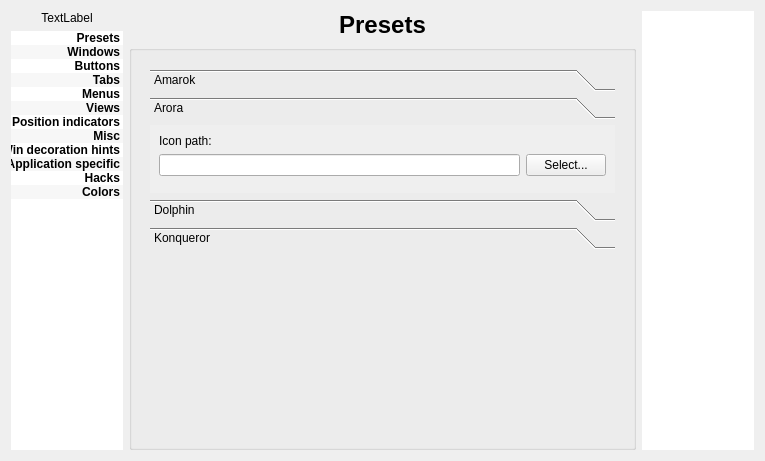
First picture: the form in config/config.ui, repository deiv/bespin-pkg, before the edit.
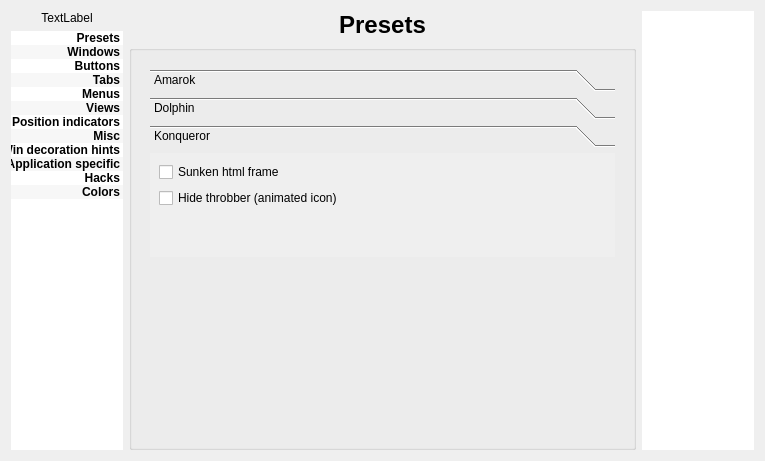
Second picture: the form after the edit. The open tabs and pages were chosen to show the change.

```diff
--- a/config/config.ui
+++ b/config/config.ui
@@ -231,6 +231,9 @@
      <layout class="QGridLayout" name="gridLayout_25">
       <item row="0" column="0" rowspan="2">
        <widget class="QStackedWidget" name="sections">
+        <property name="enabled">
+         <bool>true</bool>
+        </property>
         <property name="sizePolicy">
          <sizepolicy hsizetype="MinimumExpanding" vsizetype="Expanding">
           <horstretch>2</horstretch>
@@ -2958,60 +2961,6 @@
               </item>
              </layout>
             </widget>
-            <widget class="QWidget" name="page_4">
-             <property name="geometry">
-              <rect>
-               <x>0</x>
-               <y>0</y>
-               <width>125</width>
-               <height>77</height>
-              </rect>
-             </property>
-             <attribute name="label">
-              <string>Arora</string>
-             </attribute>
-             <layout class="QGridLayout" name="gridLayout_24">
-              <item row="1" column="1">
-               <widget class="QLineEdit" name="aroraPath"/>
-              </item>
-              <item row="1" column="2">
-               <widget class="QPushButton" name="aroraPathChooser">
-                <property name="text">
-                 <string>Select...</string>
-                </property>
-               </widget>
-              </item>
-              <item row="2" column="1">
-               <spacer name="verticalSpacer_10">
-                <property name="orientation">
-                 <enum>Qt::Vertical</enum>
-                </property>
-                <property name="sizeHint" stdset="0">
-                 <size>
-                  <width>20</width>
-                  <height>1</height>
-                 </size>
-                </property>
-               </spacer>
-              </item>
-              <item row="0" column="1">
-               <widget class="QLabel" name="label_38">
-                <property name="font">
-                 <font>
-                  <weight>50</weight>
-                  <bold>false</bold>
-                 </font>
-                </property>
-                <property name="text">
-                 <string>Icon path:</string>
-                </property>
-                <property name="wordWrap">
-                 <bool>true</bool>
-                </property>
-               </widget>
-              </item>
-             </layout>
-            </widget>
             <widget class="QWidget" name="page_7">
              <property name="geometry">
               <rect>
@@ -3052,8 +3001,8 @@
               <rect>
                <x>0</x>
                <y>0</y>
-               <width>200</width>
-               <height>64</height>
+               <width>445</width>
+               <height>117</height>
               </rect>
              </property>
              <attribute name="label">
@@ -3144,7 +3093,20 @@
           </item>
          </layout>
         </widget>
-        <widget class="QWidget" name="page_11"/>
+        <widget class="QWidget" name="Colors">
+         <layout class="QFormLayout" name="formLayout_10">
+          <item row="0" column="0">
+           <widget class="QLabel" name="label_38">
+            <property name="enabled">
+             <bool>false</bool>
+            </property>
+            <property name="text">
+             <string>&lt;h1&gt;DUMMY&lt;/h1&gt;</string>
+            </property>
+           </widget>
+          </item>
+         </layout>
+        </widget>
        </widget>
       </item>
      </layout>
```
Left out of the diff: 48 changed lines with no effect on the pictures.
